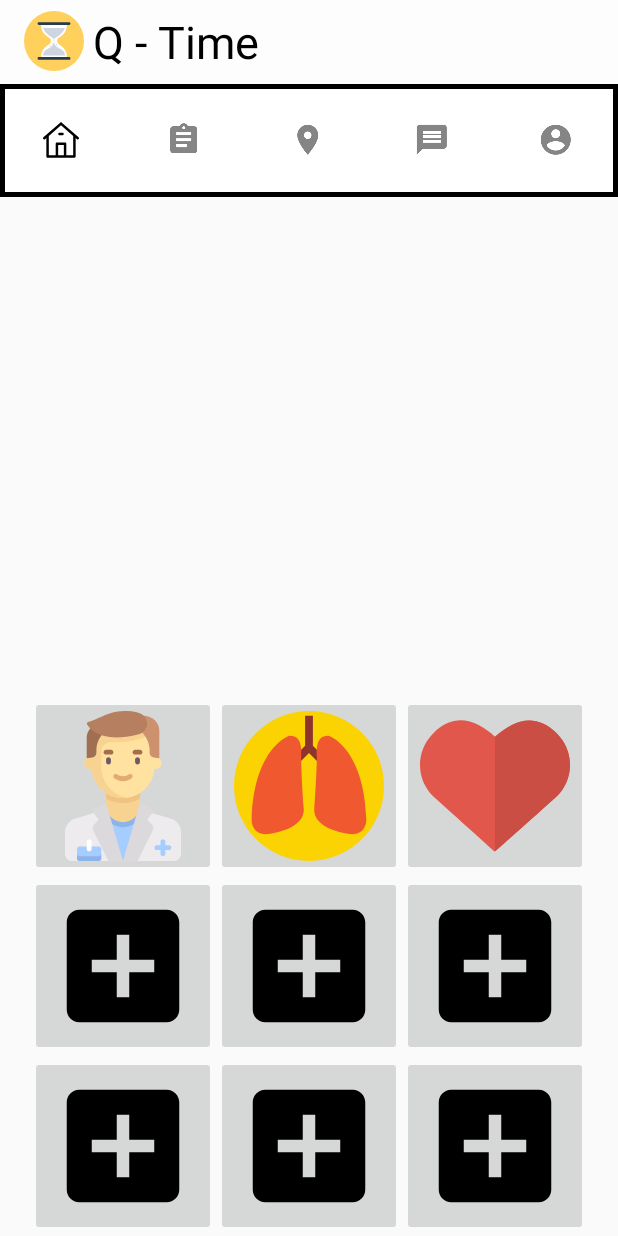
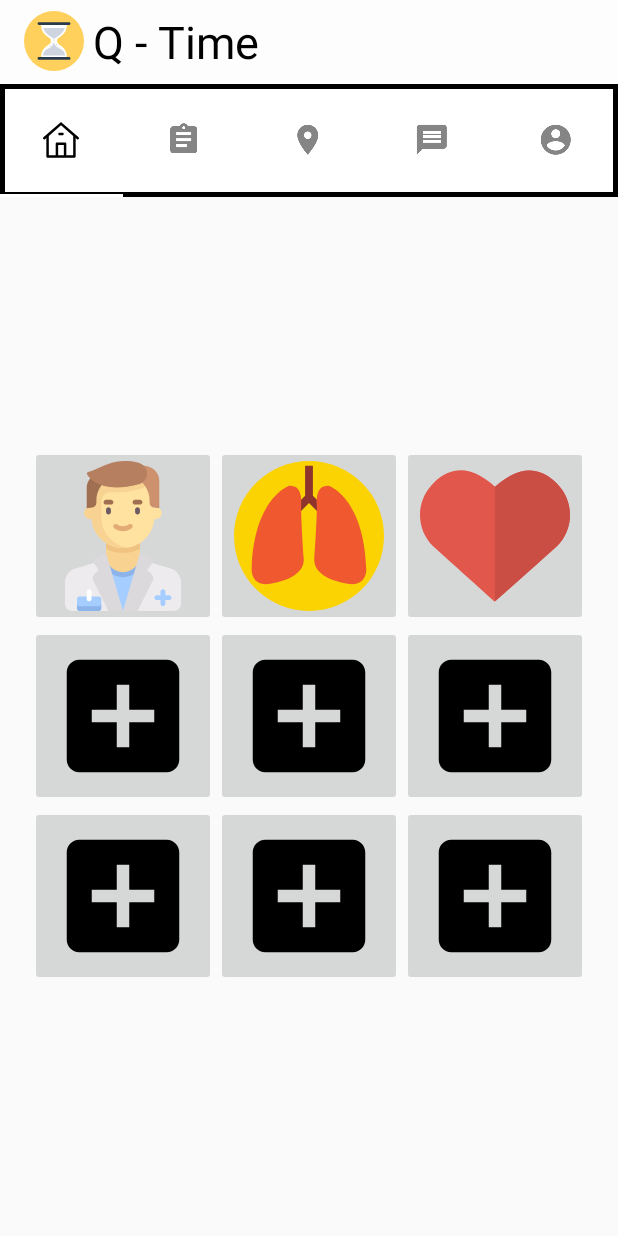
Before and after one commit to rakahadhyana/QTime, an Android app: the screen it shows after launch (MainActivity), on a phone screen of 412 x 824 dp. Run offline under Robolectric (Android 15) with nearby library versions, the phone set to English and light mode, and no system bars.

Commit message:
fix color and rename list doctor

```diff
--- a/app/src/main/AndroidManifest.xml
+++ b/app/src/main/AndroidManifest.xml
@@ -18,7 +18,7 @@
                 <category android:name="android.intent.category.LAUNCHER" />
             </intent-filter>
         </activity>
-        <activity android:name=".GetQueueActivity"></activity>
+        <activity android:name=".DoctorListActivity"></activity>
     </application>
 
 </manifest>
--- a/app/src/main/java/com/hmm/q_time/GetQueueActivity.java
+++ b/app/src/main/java/com/hmm/q_time/DoctorListActivity.java
@@ -8,7 +8,7 @@ import android.util.Log;
 
 import java.util.ArrayList;
 
-public class GetQueueActivity extends AppCompatActivity {
+public class DoctorListActivity extends AppCompatActivity {
     private static final String TAG = "ListDoctorActivity";
 
     //vars
@@ -18,7 +18,7 @@ public class GetQueueActivity extends AppCompatActivity {
     @Override
     protected void onCreate(Bundle savedInstanceState) {
         super.onCreate(savedInstanceState);
-        setContentView(R.layout.activity_get_queue);
+        setContentView(R.layout.activity_doctor_list);
         Log.d(TAG, "onCreate: started.");
         initSeedDoctor();
         initRecyclerView();
--- a/app/src/main/java/com/hmm/q_time/HomeFragment.java
+++ b/app/src/main/java/com/hmm/q_time/HomeFragment.java
@@ -72,7 +72,7 @@ public class HomeFragment extends Fragment{
         mGeneralButton.setOnClickListener(new View.OnClickListener() {
             @Override
             public void onClick(View v) {
-                Intent mIntent = new Intent(getContext(), GetQueueActivity.class);
+                Intent mIntent = new Intent(getContext(), DoctorListActivity.class);
                 startActivity(mIntent);
             }
         });
--- a/app/src/main/res/layout/activity_get_queue.xml
+++ b/app/src/main/res/layout/activity_doctor_list.xml
@@ -4,7 +4,7 @@
     android:orientation="vertical"
     android:layout_width="match_parent"
     android:layout_height="match_parent"
-    tools:context=".GetQueueActivity">
+    tools:context=".DoctorListActivity">
 
     <android.support.v7.widget.Toolbar
         android:layout_width="match_parent"
--- a/app/src/main/res/layout/fragment_home.xml
+++ b/app/src/main/res/layout/fragment_home.xml
@@ -9,7 +9,7 @@
     <LinearLayout
         android:layout_width="match_parent"
         android:layout_height="match_parent"
-        android:gravity="bottom"
+        android:gravity="center"
         android:orientation="vertical">
 
         <LinearLayout
--- a/app/src/main/res/values/colors.xml
+++ b/app/src/main/res/values/colors.xml
@@ -2,5 +2,5 @@
 <resources>
     <color name="colorPrimary">#fdfdfe</color>
     <color name="colorPrimaryDark">#808fa4</color>
-    <color name="colorAccent">#000000</color>
+    <color name="colorAccent">#ffffff</color>
 </resources>
```
